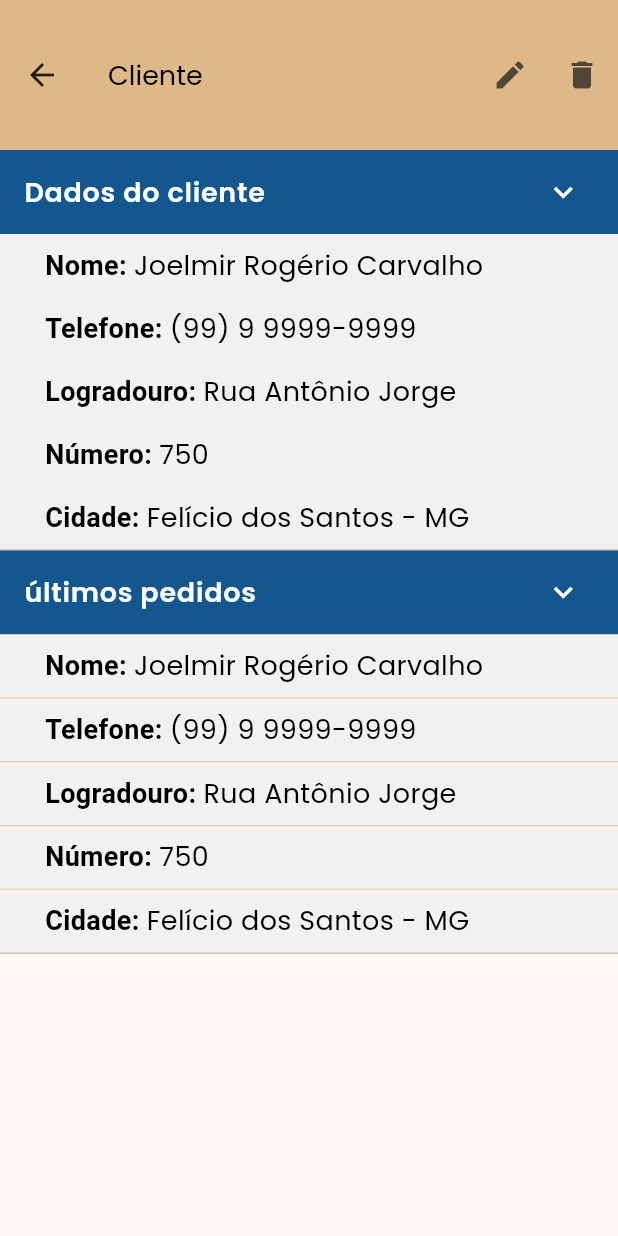
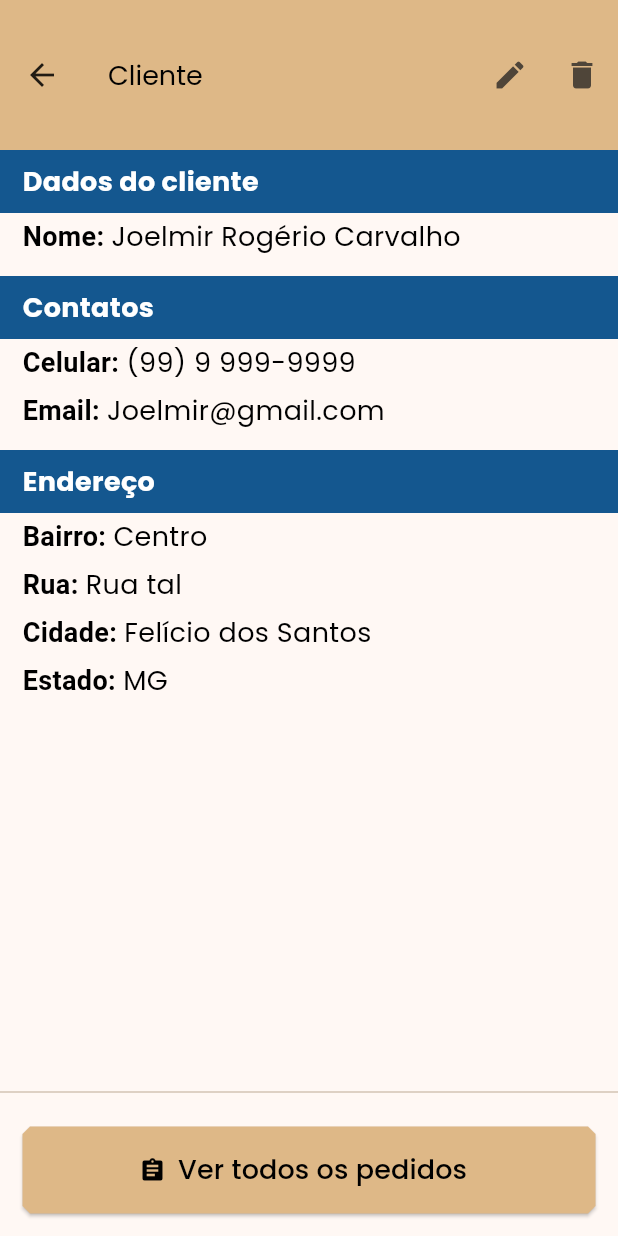
Before and after one commit to Jo-Analyst/js-budget, a Flutter app: the ClientDetailPage screen opened by its route, on a phone screen of 412 x 824 dp. Run offline on Flutter 3.47's test engine with Material 3 defaults, Android fonts, the phone set to English and light mode, and no system bars; our stand-ins replace animated_text_kit, font_awesome_flutter, mask_text_input_formatter, sqflite; accounts and stored records are empty.

Commit message:
Reformulado a tela de detalhes do cliente

```diff
--- a/lib/main.dart
+++ b/lib/main.dart
@@ -28,7 +28,7 @@ class MyApp extends StatelessWidget {
         RouterPage.budgeDetails: (_) => const BudgetDetailsPage(),
         RouterPage.summary: (_) => const SummaryPage(),
         RouterPage.clients: (_) => const ClientListPage(),
-        RouterPage.registerClients: (_) => const ClientRegistrationPage(),
+        RouterPage.clientForm: (_) => const ClientRegistrationPage(),
         RouterPage.clientDetail: (_) => const ClientDetailPage(),
       },
     );
--- a/lib/src/config/db/database.dart
+++ b/lib/src/config/db/database.dart
@@ -20,7 +20,7 @@ class DataBase {
         );
 
         db.execute(
-          "CREATE TABLE IF NOT EXISTS address (id INTEGER PRIMARY KEY, street_address TEXT, number_address TEXT, city TEXT, state TEXT, client_id INTEGER, FOREIGN KEY (client_id) REFERENCES clientes(id) ON DELETE SET NULL)",
+          "CREATE TABLE IF NOT EXISTS address (id INTEGER PRIMARY KEY, cep TEXT, district TEXT, street_address TEXT, number_address TEXT, city TEXT, state TEXT, client_id INTEGER, FOREIGN KEY (client_id) REFERENCES clientes(id) ON DELETE SET NULL)",
         );
 
         db.execute(
--- a/lib/src/models/address_model.dart
+++ b/lib/src/models/address_model.dart
@@ -1,3 +1,4 @@
+// ignore_for_file: public_member_api_docs, sort_constructors_first
 import 'package:json_annotation/json_annotation.dart';
 
 part 'address_model.g.dart';
@@ -5,7 +6,9 @@ part 'address_model.g.dart';
 @JsonSerializable(fieldRename: FieldRename.snake)
 class AddressModel {
   AddressModel({
-    required this.id,
+    this.id = 0,
+    this.cep,
+    required this.district,
     required this.streetAddress,
     required this.numberAddress,
     required this.city,
@@ -13,8 +16,9 @@ class AddressModel {
     required this.clientId,
   });
 
-  @JsonKey(defaultValue: 0)
   final int id;
+  final String? cep;
+  final String district;
   final String streetAddress;
   final String numberAddress;
   final String city;
--- a/lib/src/pages/client/client_detail_page.dart
+++ b/lib/src/pages/client/client_detail_page.dart
@@ -1,9 +1,27 @@
 import 'package:flutter/material.dart';
-import 'package:js_budget/src/pages/client/widgets/row_data_widget.dart';
-import 'package:js_budget/src/pages/menu/widgets/custom_expansion_tile.dart';
+import 'package:js_budget/src/models/address_model.dart';
+import 'package:js_budget/src/models/contact_model.dart';
+import 'package:js_budget/src/pages/client/widgets/form_details.dart';
+import 'package:js_budget/src/pages/client/widgets/info_client_widget.dart';
+import 'package:js_budget/src/themes/light_theme.dart';
 
-class ClientDetailPage extends StatelessWidget {
+class ClientDetailPage extends StatefulWidget {
   const ClientDetailPage({super.key});
+
+  @override
+  State<ClientDetailPage> createState() => _ClientDetailPageState();
+}
+
+class _ClientDetailPageState extends State<ClientDetailPage> {
+  ContactModel? contacts =
+      ContactModel(cellPhone: '(99) 9 999-9999', email: 'Joelmir@gmail.com');
+  AddressModel? address = AddressModel(
+      district: 'Centro',
+      streetAddress: "Rua tal",
+      numberAddress: '',
+      city: 'Felício dos Santos',
+      state: 'MG',
+      clientId: 0);
 
   @override
   Widget build(BuildContext context) {
@@ -13,7 +31,9 @@ class ClientDetailPage extends StatelessWidget {
         actions: [
           IconButton(
             tooltip: 'Editar',
-            onPressed: () {},
+            onPressed: () {
+              Navigator.of(context).pushNamed('/client-form');
+            },
             icon: const Icon(
               Icons.edit,
             ),
@@ -27,80 +47,108 @@ class ClientDetailPage extends StatelessWidget {
           ),
         ],
       ),
-      body: const SingleChildScrollView(
+      body: Column(
+        children: [
+          Expanded(
+            child: SingleChildScrollView(
               child: Column(
                 crossAxisAlignment: CrossAxisAlignment.stretch,
                 children: [
-            CustomExpansionTileWidget(
-              color: Color.fromARGB(255, 20, 87, 143),
-              iconColor: Colors.white,
-              titleColor: Colors.white,
-              initiallyExpanded: true,
-              title: "Dados do cliente",
+                  const FormDetails(
+                    title: 'Dados do cliente',
                     children: [
-                Column(
-                  crossAxisAlignment: CrossAxisAlignment.start,
-                  children: [
-                    RowDataWidget(
-                      title: "Nome",
+                      InfoClientWidget(
+                        title: 'Nome',
                         text: 'Joelmir Rogério Carvalho',
                       ),
-                    RowDataWidget(
-                      title: "Telefone",
-                      text: '(99) 9 9999-9999',
+                    ],
                   ),
-                    RowDataWidget(
-                      title: "Logradouro",
-                      text: 'Rua Antônio Jorge',
+                  const SizedBox(height: 10),
+
+                  // contatos
+                  if (contacts != null)
+                    FormDetails(
+                      title: 'Contatos',
+                      children: [
+                        InfoClientWidget(
+                          title: 'Telefone',
+                          text: contacts!.telePhone ?? '',
+                          isNull: contacts!.telePhone == null,
                         ),
-                    RowDataWidget(
-                      title: "Número",
-                      text: '750',
+                        InfoClientWidget(
+                          title: 'Celular',
+                          text: contacts!.cellPhone,
                         ),
-                    RowDataWidget(
-                      title: "Cidade",
-                      text: 'Felício dos Santos - MG',
+                        InfoClientWidget(
+                          title: 'Email',
+                          text: contacts!.email ?? '',
+                          isNull: contacts!.email == null,
+                        ),
+                      ],
+                    ),
+                  const SizedBox(height: 10),
+
+                  // Endereço
+                  if (address != null)
+                    FormDetails(
+                      title: 'Endereço',
+                      children: [
+                        InfoClientWidget(
+                          title: 'Bairro',
+                          text: address!.district,
+                          isNull: address!.district.isEmpty,
+                        ),
+                        InfoClientWidget(
+                          title: 'Rua',
+                          text: address!.streetAddress,
+                          isNull: address!.streetAddress.isEmpty,
+                        ),
+                        InfoClientWidget(
+                          title: 'Número',
+                          text: address!.numberAddress,
+                          isNull: address!.numberAddress.isEmpty,
+                        ),
+                        InfoClientWidget(
+                          title: 'Cidade',
+                          text: address!.city,
+                          isNull: address!.city.isEmpty,
+                        ),
+                        InfoClientWidget(
+                          title: 'Estado',
+                          text: address!.state,
+                          isNull: address!.state.isEmpty,
                         ),
                       ],
                     ),
                 ],
               ),
-            Column(
-              crossAxisAlignment: CrossAxisAlignment.start,
-              children: [
-                CustomExpansionTileWidget(
-                  color: Color.fromARGB(255, 20, 87, 143),
-                  iconColor: Colors.white,
-                  titleColor: Colors.white,
-                  initiallyExpanded: true,
-                  title: 'últimos pedidos',
-                  children: [
-                    RowDataWidget(
-                      title: "Nome",
-                      text: 'Joelmir Rogério Carvalho',
             ),
-                    RowDataWidget(
-                      title: "Telefone",
-                      text: '(99) 9 9999-9999',
           ),
-                    RowDataWidget(
-                      title: "Logradouro",
-                      text: 'Rua Antônio Jorge',
+          const Divider(),
+          Container(
+            padding: const EdgeInsets.symmetric(
+              horizontal: 15,
+              vertical: 15,
             ),
-                    RowDataWidget(
-                      title: "Número",
-                      text: '750',
+            width: double.infinity,
+            height: 88,
+            child: ElevatedButton.icon(
+              style: ElevatedButton.styleFrom(
+                  backgroundColor: Theme.of(context).primaryColor,
+                  shape: BeveledRectangleBorder(
+                      borderRadius: BorderRadius.circular(5))),
+              onPressed: () {},
+              icon: const Icon(
+                Icons.assignment,
+                color: Colors.black,
               ),
-                    RowDataWidget(
-                      title: "Cidade",
-                      text: 'Felício dos Santos - MG',
+              label: const Text(
+                'Ver todos os pedidos',
+                style: textStyleSmallDefault,
               ),
-                  ],
             ),
-              ],
           )
         ],
-        ),
       ),
     );
   }
--- a/lib/src/pages/client/clients_list_page.dart
+++ b/lib/src/pages/client/clients_list_page.dart
@@ -80,43 +80,35 @@ class _ClientListPageState extends State<ClientListPage> {
   final List<ClientModel> clients = [
     ClientModel(
       name: 'João',
-      contact:
-          ContactModel(telePhone: '(11) 1111-1111', cellPhone: '', email: ''),
+      contact: ContactModel(cellPhone: '(11) 1111-1111'),
     ),
     ClientModel(
       name: 'Maria',
-      contact:
-          ContactModel(telePhone: '(99) 9999-9999', cellPhone: '', email: ''),
+      contact: ContactModel(cellPhone: '(99) 9999-9999'),
     ),
     ClientModel(
       name: 'Joelmir Rogério Carvalho',
-      contact:
-          ContactModel(telePhone: '(99) 9999-9999', cellPhone: '', email: ''),
+      contact: ContactModel(cellPhone: '(99) 9999-9999'),
     ),
     ClientModel(
       name: 'Valdirene Aparecida Ferreira',
-      contact:
-          ContactModel(telePhone: '(99) 9999-9999', cellPhone: '', email: ''),
+      contact: ContactModel(cellPhone: '(99) 9999-9999'),
     ),
     ClientModel(
       name: 'Joelmir Rogério Carvalho',
-      contact:
-          ContactModel(telePhone: '(99) 9999-9999', cellPhone: '', email: ''),
+      contact: ContactModel(cellPhone: '(99) 9999-9999'),
     ),
     ClientModel(
       name: 'Valdirene Aparecida Ferreira',
-      contact:
-          ContactModel(telePhone: '(99) 9999-9999', cellPhone: '', email: ''),
+      contact: ContactModel(cellPhone: '(99) 9999-9999'),
     ),
     ClientModel(
       name: 'Joelmir Rogério Carvalho',
-      contact:
-          ContactModel(telePhone: '(99) 9999-9999', cellPhone: '', email: ''),
+      contact: ContactModel(cellPhone: '(99) 9999-9999'),
     ),
     ClientModel(
       name: 'Valdirene Aparecida Ferreira',
-      contact:
-          ContactModel(telePhone: '(99) 9999-9999', cellPhone: '', email: ''),
+      contact: ContactModel(cellPhone: '(99) 9999-9999'),
     ),
     // Adicione mais clientes aqui
   ];
@@ -146,7 +138,7 @@ class _ClientListPageState extends State<ClientListPage> {
           ),
           IconButton(
             onPressed: () {
-              Navigator.of(context).pushNamed('/register-client');
+              Navigator.of(context).pushNamed('/client-form');
             },
             tooltip: "Novo Cliente",
             icon: const Icon(
@@ -200,7 +192,7 @@ class _ClientListPageState extends State<ClientListPage> {
                               ),
                             ),
                             onPressed: () {
-                              Navigator.pushNamed(context, '/register-client');
+                              Navigator.pushNamed(context, '/client-form');
                             },
                             icon: const Icon(
                               Icons.add,
@@ -231,7 +223,7 @@ class _ClientListPageState extends State<ClientListPage> {
                                     style: textStyleSmallDefault,
                                   ),
                                   subtitle: Text(
-                                    client.contact?.telePhone ?? '',
+                                    client.contact?.cellPhone ?? '',
                                     style: TextStyle(
                                       fontSize: textStyleSmallDefault.fontSize,
                                     ),
--- /dev/null
+++ b/lib/src/pages/client/widgets/info_client_widget.dart
@@ -0,0 +1,46 @@
+// ignore_for_file: public_member_api_docs, sort_constructors_first
+import 'package:flutter/material.dart';
+
+import 'package:js_budget/src/themes/light_theme.dart';
+
+class InfoClientWidget extends StatelessWidget {
+  const InfoClientWidget({
+    Key? key,
+    required this.title,
+    required this.text,
+    this.isNull = false,
+  }) : super(key: key);
+
+  final String title;
+  final String text;
+  final bool isNull;
+
+  @override
+  Widget build(BuildContext context) {
+    return Visibility(
+      visible: !isNull,
+      child: Align(
+        alignment: Alignment.centerLeft,
+        child: Padding(
+          padding: const EdgeInsets.symmetric(vertical: 3),
+          child: Text.rich(
+            TextSpan(
+              children: [
+                TextSpan(
+                  text: '$title: ',
+                  style: const TextStyle(
+                    fontWeight: FontWeight.w700,
+                  ),
+                ),
+                TextSpan(
+                  text: text,
+                ),
+              ],
+              style: textStyleSmallDefault,
+            ),
+          ),
+        ),
+      ),
+    );
+  }
+}
--- a/lib/src/pages/menu/menu_page.dart
+++ b/lib/src/pages/menu/menu_page.dart
@@ -16,6 +16,8 @@ class MenuPage extends StatelessWidget {
       body: SingleChildScrollView(
         child: Column(
           children: [
+            // Menu de Cadastro
+
             CustomExpansionTileWidget(
               title: 'Cadastro',
               icon: const Icon(Icons.description_outlined),
@@ -33,6 +35,9 @@ class MenuPage extends StatelessWidget {
                 ),
               ],
             ),
+
+            // Menu de despesa
+
             const CustomExpansionTileWidget(
               title: 'Despesas',
               icon: Icon(Icons.money_off_sharp),
@@ -47,6 +52,9 @@ class MenuPage extends StatelessWidget {
                 )
               ],
             ),
+
+            //  Menu de pedidos
+
             Container(
               decoration: BoxDecoration(
                 border: Border(
@@ -57,19 +65,23 @@ class MenuPage extends StatelessWidget {
                 ),
               ),
               child: ListTile(
-                leading: const Icon(Icons.payments),
+                leading: const Icon(Icons.assignment),
                 title: Text(
-                  'Pagamentos',
+                  'Pedidos',
                   style: TextStyle(
-                      fontFamily: textStyleSmallDefault.fontFamily,
-                      fontSize: textStyleSmallDefault.fontSize,
-                      fontWeight: FontWeight.w600),
+                    fontFamily: textStyleSmallDefault.fontFamily,
+                    fontSize: textStyleSmallDefault.fontSize,
+                    fontWeight: FontWeight.w600,
+                  ),
                 ),
               ),
             ),
+
+            // Outras opções
+
             const CustomExpansionTileWidget(
               icon: Icon(Icons.more_vert),
-              title: 'Outras opçoes',
+              title: 'Outras opções',
               children: [
                 ListTileIcon(
                   icon: Icons.account_circle,
--- a/lib/src/routes/route.dart
+++ b/lib/src/routes/route.dart
@@ -4,6 +4,6 @@ class RouterPage {
   static const budgeDetails = '/budge-details';
   static const summary = '/summary';
   static const clients = '/clients';
-  static const registerClients = '/register-client';
+  static const clientForm = '/client-form';
   static const clientDetail = '/client-detail';
 }
```
Also changed, not shown: lib/src/models/address_model.g.dart, 1 other file. Lines whose indentation alone changed are shown as unchanged.
